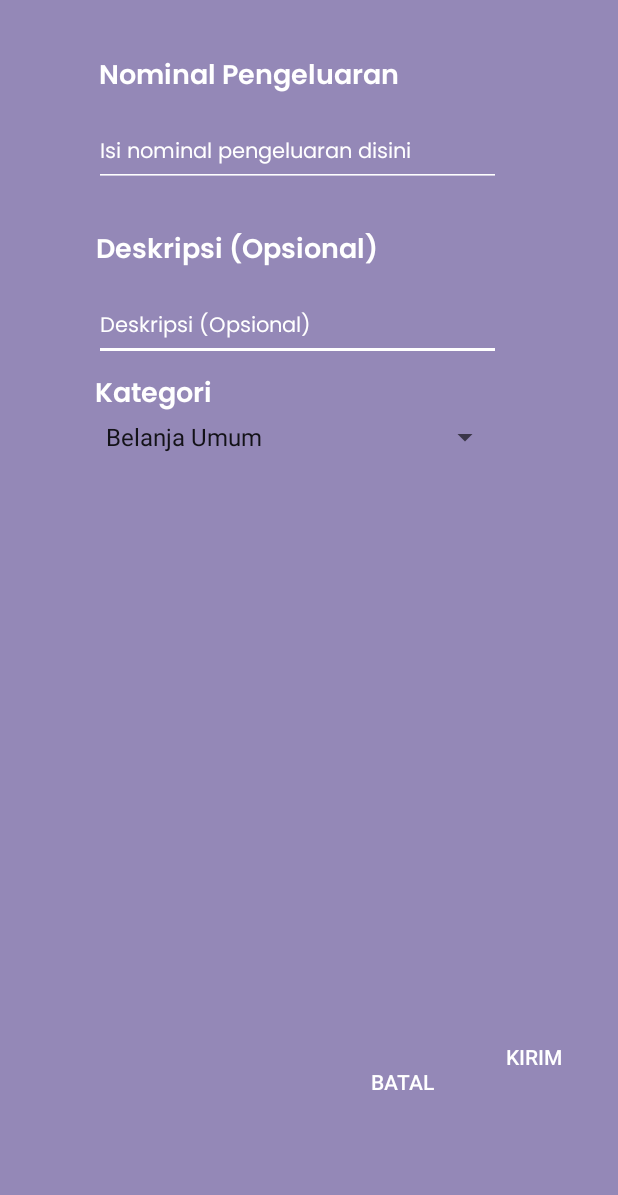
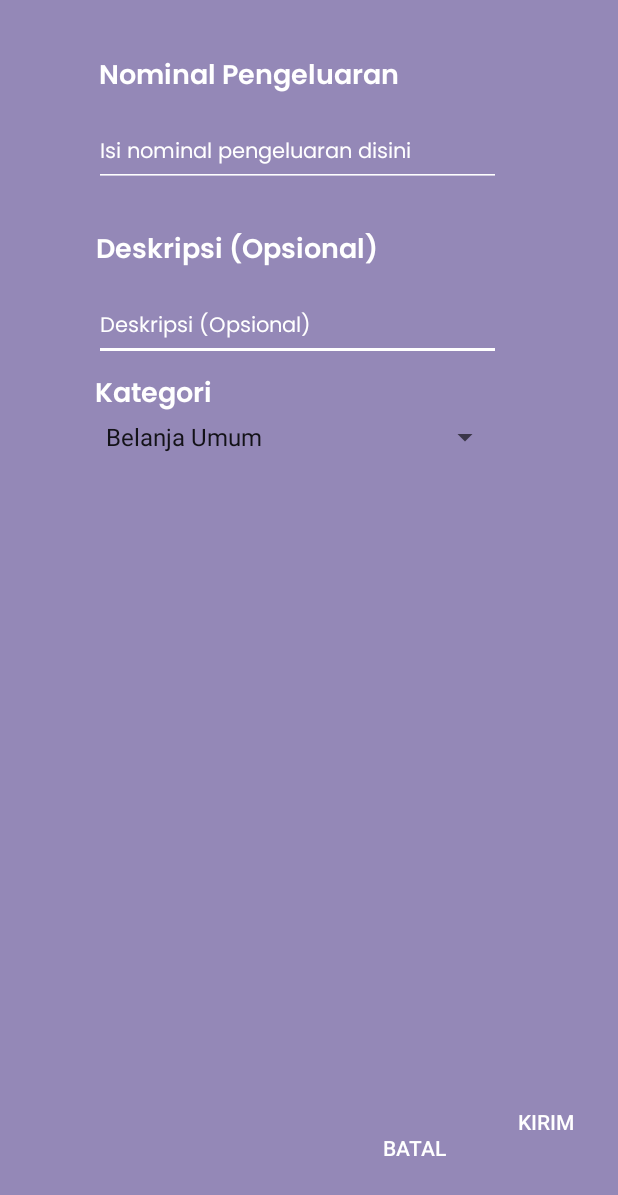
Before and after one commit to bagussamito/Project_Geden, an Android app: the layout activity_dialog_pengeluaran.xml on its own in the app's theme, with its tools: preview values and no code run, on a phone screen of 412 x 824 dp. Shown: the top 1195 px of the screen. Run offline under Robolectric (Android 15) with nearby library versions, the phone set to English and light mode, and no system bars.

Commit message:
mugo ra mawut

```diff
--- a/app/src/main/java/com/example/studikasus/fragments/BerandaFragment.kt
+++ b/app/src/main/java/com/example/studikasus/fragments/BerandaFragment.kt
@@ -16,10 +16,6 @@ import com.getbase.floatingactionbutton.FloatingActionButton
  * A simple [Fragment] subclass.
  */
 class BerandaFragment : Fragment() {
-
-
-
-
 
     override fun onCreateView(
         inflater: LayoutInflater, container: ViewGroup?,
--- a/app/src/main/res/layout/activity_dialog_pemasukan.xml
+++ b/app/src/main/res/layout/activity_dialog_pemasukan.xml
@@ -6,7 +6,7 @@
     android:layout_height="match_parent"
     android:background="@color/fab_pemasukan"
     android:backgroundTint="@color/fab_pemasukan"
-    android:theme="@style/Theme.AppCompat.Light.NoActionBar"
+    android:theme="@style/Theme.StudiKasus.NoActionBar"
     tools:context=".DialogPemasukanActivity">
 
     <EditText
--- a/app/src/main/res/layout/activity_dialog_pengeluaran.xml
+++ b/app/src/main/res/layout/activity_dialog_pengeluaran.xml
@@ -6,7 +6,7 @@
     android:layout_height="match_parent"
     android:background="@color/fab_pengeluaran"
     android:backgroundTint="@color/fab_pengeluaran"
-    android:theme="@style/Theme.AppCompat.Light.NoActionBar"
+    android:theme="@style/Theme.StudiKasus.NoActionBar"
     tools:context=".DialogPengeluaranActivity">
 
     <EditText
@@ -33,7 +33,7 @@
         app:layout_constraintTop_toTopOf="parent" />
 
     <TextView
-        android:id="@+id/tv_kategori_pemasukan"
+        android:id="@+id/tv_kategori_pengeluaran"
         android:layout_width="wrap_content"
         android:layout_height="wrap_content"
         android:layout_marginStart="44dp"
@@ -131,7 +131,7 @@
         android:layout_width="wrap_content"
         android:layout_height="wrap_content"
         android:layout_marginStart="188dp"
-        android:layout_marginEnd="100dp"
+        android:layout_marginEnd="92dp"
         android:layout_marginBottom="18dp"
         android:background="@color/color_transparan"
         android:backgroundTint="@color/color_transparan"
@@ -142,14 +142,14 @@
         app:layout_constraintHorizontal_bias="0.788"
         app:layout_constraintStart_toStartOf="@+id/kategori_pemasukan"
         app:layout_constraintTop_toTopOf="parent"
-        app:layout_constraintVertical_bias="0.92" />
+        app:layout_constraintVertical_bias="0.978" />
 
     <Button
         android:id="@+id/btn_Kirim_pengeluaran"
         android:layout_width="wrap_content"
         android:layout_height="wrap_content"
         android:layout_marginStart="276dp"
-        android:layout_marginEnd="12dp"
+        android:layout_marginEnd="4dp"
         android:background="@color/color_transparan"
         android:backgroundTint="@color/color_transparan"
         android:text="Kirim"
@@ -159,5 +159,5 @@
         app:layout_constraintHorizontal_bias="0.788"
         app:layout_constraintStart_toStartOf="@+id/kategori_pemasukan"
         app:layout_constraintTop_toTopOf="parent"
-        app:layout_constraintVertical_bias="0.877" />
+        app:layout_constraintVertical_bias="0.933" />
 </androidx.constraintlayout.widget.ConstraintLayout>
--- a/app/src/main/res/values/themes.xml
+++ b/app/src/main/res/values/themes.xml
@@ -29,4 +29,9 @@
         <item name="android:textColor">@color/white</item>
         <item name="background">@drawable/custom_fab</item>
     </style>
+
+    <style name="Theme.StudiKasus.NoActionBar" parent="Theme.AppCompat.Light.NoActionBar">
+        <item name="windowNoTitle">true</item>
+        <item name="windowActionBar">false</item>
+    </style>
 </resources>
```
Also changed, not shown: app/src/main/java/com/example/studikasus/DialogPengeluaranActivity.kt (+5 -5 lines), app/src/main/res/layout/fragment_beranda.xml (+8 -4 lines).
